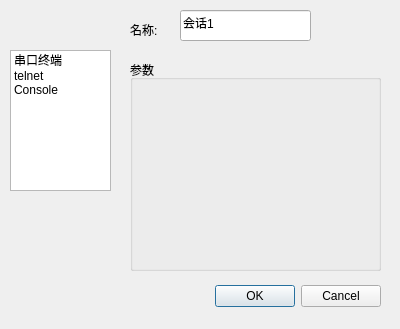
Before: the Qt Designer form NewSession/NewSession.ui in heyuanjie87/QTerminal, drawn with Qt 5.
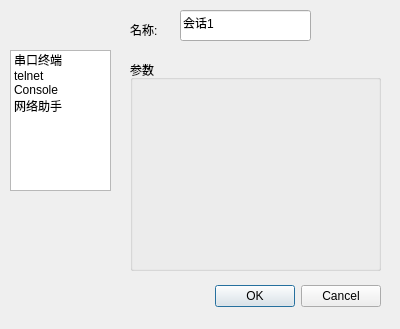
After: the same form once the commit is applied.

Commit message: 添加网络调试助手

The edit to the form file:
```diff
--- a/NewSession/NewSession.ui
+++ b/NewSession/NewSession.ui
@@ -59,6 +59,11 @@
      <string>Console</string>
     </property>
    </item>
+   <item>
+    <property name="text">
+     <string>网络助手</string>
+    </property>
+   </item>
   </widget>
   <widget class="QLabel" name="label">
    <property name="geometry">
```
The commit also changes 15 other files.
